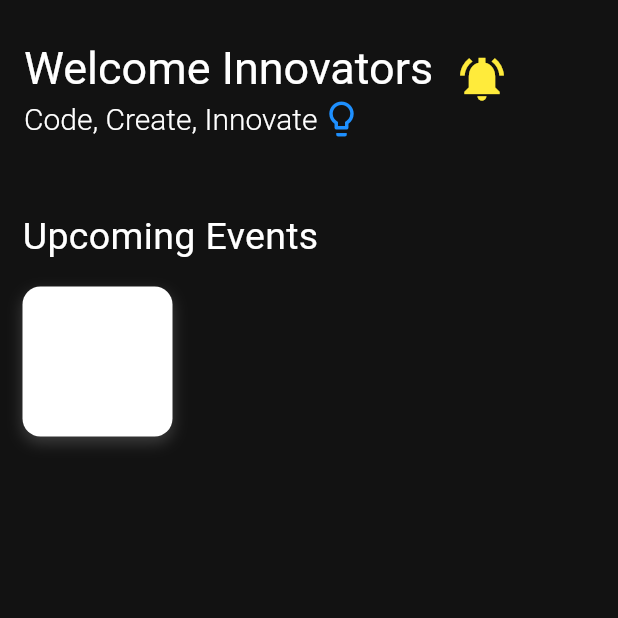
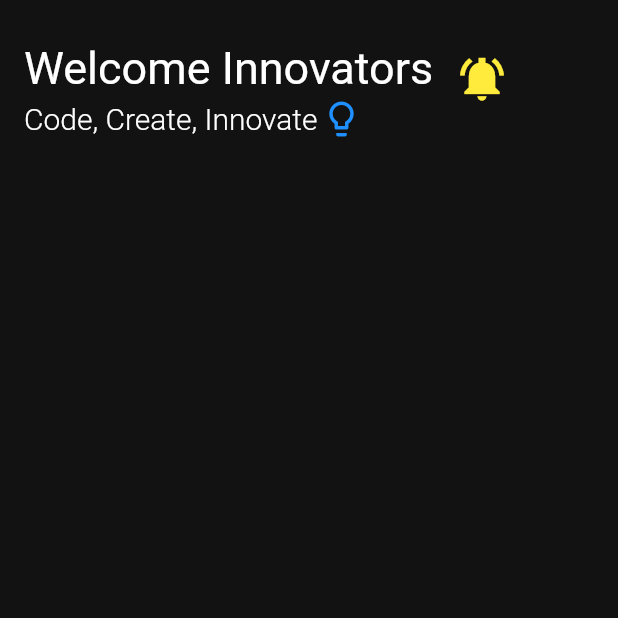
Before and after one commit to ziya72/Robo-App, a Flutter app: the HomeScreen screen opened directly, on a phone screen of 412 x 824 dp, the top half of it. Run offline on Flutter 3.47's test engine with Material 3 defaults, Android fonts, the phone set to English and light mode, and no system bars.

Commit message:
updated pubsec.yaml

```diff
--- a/robo/lib/main.dart
+++ b/robo/lib/main.dart
@@ -14,6 +14,7 @@ class MyApp extends StatelessWidget {
   Widget build(BuildContext context) {
     return MaterialApp(
       title: 'RoboClub',
+      debugShowCheckedModeBanner: false,
       theme: ThemeData(
         scaffoldBackgroundColor: Colors.black,
         useMaterial3: true,
--- a/robo/lib/nav-bar/home/home.dart
+++ b/robo/lib/nav-bar/home/home.dart
@@ -65,57 +65,10 @@ class _HomeScreenState extends State<HomeScreen> {
         ),
       ),
       backgroundColor: AppColors.background,
-      body: SingleChildScrollView(
-        scrollDirection: Axis.vertical,
-        child: Column(
-          mainAxisAlignment: MainAxisAlignment.start,
-          crossAxisAlignment: CrossAxisAlignment.start,
-          children: [
-            Padding(
-              padding: const EdgeInsets.only(left: 15, top: 40, bottom: 5),
-              child: Text(
-                'Upcoming Events',
-                style: TextStyle(
-                  color: Colors.white,
-                  fontSize: 25,
-                  fontWeight: FontWeight.w400,
-                ),
-              ),
-            ),
-            SingleChildScrollView(
-              scrollDirection: Axis.horizontal,
-              child: Row(
-                //mainAxisAlignment: MainAxisAlignment.start,
-                crossAxisAlignment: CrossAxisAlignment.start,
-                children: [
-                  GestureDetector(
-                    onTap: () {},
-                    child: Padding(
-                      padding: const EdgeInsets.only(left: 15, top: 10),
-                      child: Container(
-                        width: 100,
-                        height: 100,
-                        decoration: BoxDecoration(
-                          color: Colors.white,
-                          borderRadius: BorderRadius.circular(12),
-                          boxShadow: [
-                            BoxShadow(
-                              // ignore: deprecated_member_use
-                              color: Colors.grey.withOpacity(0.3),
-                              blurRadius: 8,
-                              offset: Offset(0, 4),
-                            ),
-                          ],
-                        ),
-                      ),
-                    ),
-                  ),
-                ],
-              ),
-            ),
+      body: SingleChildScrollView(child: Column(children: [
+
           ],
-        ),
-      ),
+        )),
     );
   }
 }
--- a/robo/lib/pages/about_us.dart
+++ b/robo/lib/pages/about_us.dart
@@ -2,6 +2,8 @@ import 'package:flutter/material.dart';
 import 'package:robo/components/side_drawer.dart';
 
 class AboutUsPage extends StatelessWidget {
+  const AboutUsPage({super.key});
+
   @override
   Widget build(BuildContext context) {
     return Layout(
--- a/robo/lib/pages/components.dart
+++ b/robo/lib/pages/components.dart
@@ -2,6 +2,8 @@ import 'package:flutter/material.dart';
 import 'package:robo/components/side_drawer.dart';
 
 class ComponentsPage extends StatefulWidget {
+  const ComponentsPage({super.key});
+
   @override
   _ComponentsPageState createState() => _ComponentsPageState();
 }
@@ -101,6 +103,7 @@ class ComponentCard extends StatelessWidget {
   final String issued;
 
   const ComponentCard({
+    super.key,
     required this.name,
     required this.year,
     required this.branch,
--- a/robo/lib/pages/events.dart
+++ b/robo/lib/pages/events.dart
@@ -2,6 +2,8 @@ import 'package:flutter/material.dart';
 import 'package:robo/components/side_drawer.dart';
 
 class EventsPage extends StatefulWidget {
+  const EventsPage({super.key});
+
   @override
   _EventsPageState createState() => _EventsPageState();
 }
--- a/robo/lib/pages/gallery.dart
+++ b/robo/lib/pages/gallery.dart
@@ -2,6 +2,8 @@ import 'package:flutter/material.dart';
 import 'package:robo/components/side_drawer.dart';
 
 class GalleryPage extends StatelessWidget {
+  const GalleryPage({super.key});
+
   @override
   Widget build(BuildContext context) {
     return Layout(
--- a/robo/lib/pages/members.dart
+++ b/robo/lib/pages/members.dart
@@ -2,6 +2,8 @@ import 'package:flutter/material.dart';
 import 'package:robo/components/side_drawer.dart';
 
 class MembersPage extends StatefulWidget {
+  const MembersPage({super.key});
+
   @override
   _MembersPageState createState() => _MembersPageState();
 }
--- a/robo/lib/pages/projects.dart
+++ b/robo/lib/pages/projects.dart
@@ -2,6 +2,8 @@ import 'package:flutter/material.dart';
 import 'package:robo/components/side_drawer.dart';
 
 class ProjectsPage extends StatefulWidget {
+  const ProjectsPage({super.key});
+
   @override
   _ProjectsPageState createState() => _ProjectsPageState();
 }
--- a/robo/lib/pages/team.dart
+++ b/robo/lib/pages/team.dart
@@ -1,6 +1,8 @@
 import 'package:flutter/material.dart';
 
 class TeamPage extends StatelessWidget {
+  const TeamPage({super.key});
+
   @override
   Widget build(BuildContext context) {
     return Scaffold(
```
Also changed, not shown: robo/lib/components/side_drawer.dart (+10 -5 lines), robo/lib/pages/home_page.dart (+22 -3 lines), robo/pubspec.yaml (+13 -23 lines), robo/pubspec.lock.
